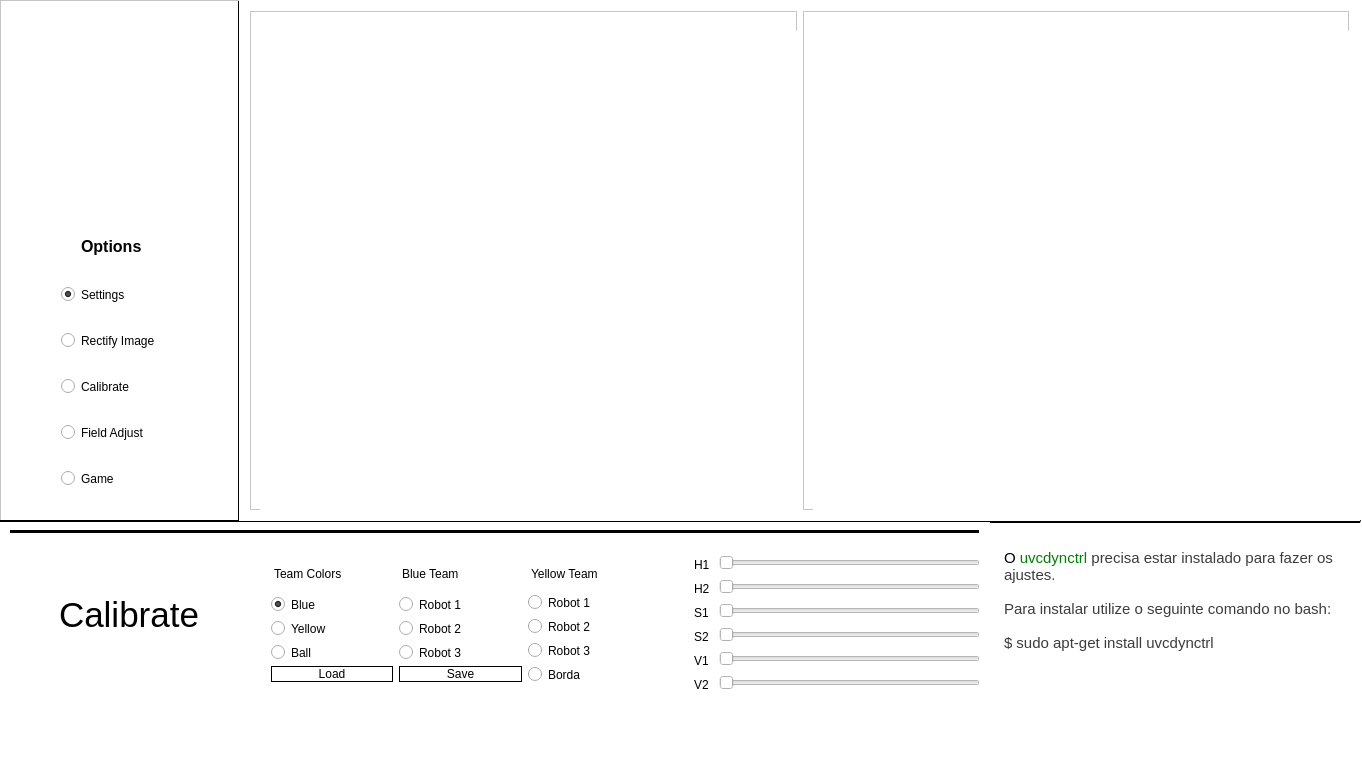
This is Interface/mainwindow.ui in psenna/RobokVSS_A as Qt 5 draws it before an edit. The edited form follows.
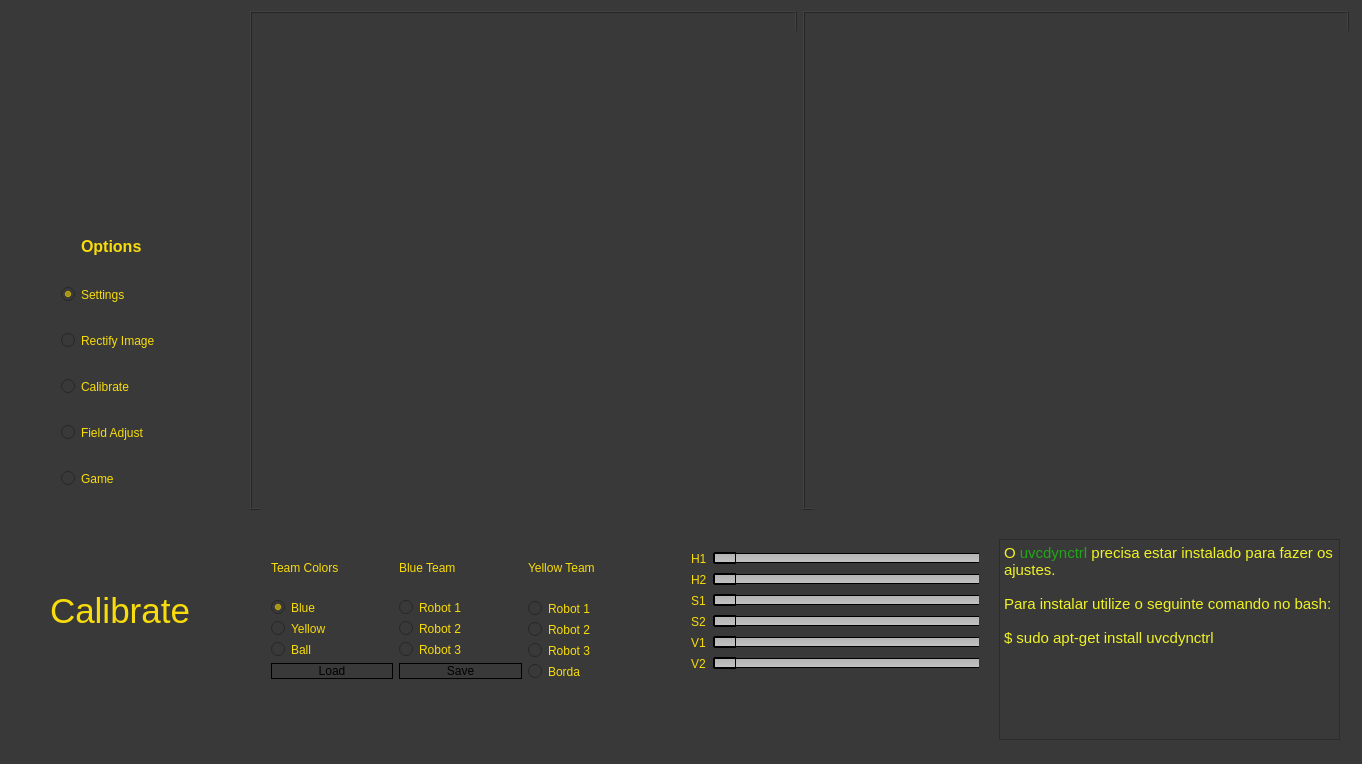
This is the edited form. The open tabs and pages were chosen to show the change. Icons and pictures are not drawn.

Commit message: Nova interface.

Diff of the .ui file:
```diff
--- a/Interface/mainwindow.ui
+++ b/Interface/mainwindow.ui
@@ -15,7 +15,7 @@
   </property>
   <widget class="QWidget" name="centralWidget">
    <property name="styleSheet">
-    <string notr="true">background-color: rgb(255, 255, 255);</string>
+    <string notr="true">background-color: #393939</string>
    </property>
    <widget class="QFrame" name="frame">
     <property name="geometry">
@@ -27,15 +27,13 @@
      </rect>
     </property>
     <property name="styleSheet">
-     <string notr="true">background-color: rgb(255, 255, 255);
-border-right-color: rgb(0, 0, 0);
-border-right: 3px solid black;</string>
+     <string notr="true">background-color: #393939;</string>
     </property>
     <property name="frameShape">
-     <enum>QFrame::StyledPanel</enum>
+     <enum>QFrame::NoFrame</enum>
     </property>
     <property name="frameShadow">
-     <enum>QFrame::Raised</enum>
+     <enum>QFrame::Sunken</enum>
     </property>
     <property name="lineWidth">
      <number>1</number>
@@ -50,7 +48,7 @@
       </rect>
      </property>
      <property name="styleSheet">
-      <string notr="true">background-color: rgb(255, 255, 255);
+      <string notr="true">background-color: #393939;
 border-right: white</string>
      </property>
      <layout class="QVBoxLayout" name="verticalLayout">
@@ -81,6 +79,9 @@
             <bold>true</bold>
            </font>
           </property>
+          <property name="styleSheet">
+           <string notr="true">color: #f8dc0b;</string>
+          </property>
           <property name="text">
            <string>Options</string>
           </property>
@@ -125,6 +126,9 @@
         <property name="enabled">
          <bool>true</bool>
         </property>
+        <property name="styleSheet">
+         <string notr="true">color: #f8dc0b;</string>
+        </property>
         <property name="text">
          <string>Settings</string>
         </property>
@@ -151,6 +155,9 @@
       </item>
       <item>
        <widget class="QRadioButton" name="rBtnRectifyImage">
+        <property name="styleSheet">
+         <string notr="true">color: #f8dc0b;</string>
+        </property>
         <property name="text">
          <string>Rectify Image</string>
         </property>
@@ -174,6 +181,9 @@
       </item>
       <item>
        <widget class="QRadioButton" name="rBtnCalibrate">
+        <property name="styleSheet">
+         <string notr="true">color: #f8dc0b;</string>
+        </property>
         <property name="text">
          <string>Calibrate</string>
         </property>
@@ -197,6 +207,9 @@
       </item>
       <item>
        <widget class="QRadioButton" name="rBtnFieldAdjust">
+        <property name="styleSheet">
+         <string notr="true">color: #f8dc0b;</string>
+        </property>
         <property name="text">
          <string>Field Adjust</string>
         </property>
@@ -220,6 +233,9 @@
       </item>
       <item>
        <widget class="QRadioButton" name="rBtnGame">
+        <property name="styleSheet">
+         <string notr="true">color: #f8dc0b;</string>
+        </property>
         <property name="text">
          <string>Game</string>
         </property>
@@ -237,8 +253,7 @@
       </rect>
      </property>
      <property name="styleSheet">
-      <string notr="true">background-image: url(:/resources/robokLogo.png);
-border-right: white</string>
+      <string notr="true">background-image: url(:/resources/robok.png);</string>
      </property>
     </widget>
    </widget>
@@ -252,11 +267,10 @@
      </rect>
     </property>
     <property name="styleSheet">
-     <string notr="true">background-color: rgb(255, 255, 255);
-border-top: 3px solid black;</string>
+     <string notr="true">background-color: #393939</string>
     </property>
     <property name="frameShape">
-     <enum>QFrame::StyledPanel</enum>
+     <enum>QFrame::NoFrame</enum>
     </property>
     <property name="frameShadow">
      <enum>QFrame::Raised</enum>
@@ -274,7 +288,8 @@
       <item>
        <widget class="QStackedWidget" name="stackedWidget">
         <property name="styleSheet">
-         <string notr="true">border-left: 2px rgb(0, 0, 0);</string>
+         <string notr="true">background-color: #393939;
+border-left: 2px rgb(0, 0, 0);</string>
         </property>
         <property name="currentIndex">
          <number>0</number>
@@ -840,7 +855,7 @@
         </widget>
         <widget class="QWidget" name="Calibrate">
          <property name="styleSheet">
-          <string notr="true">border-color: rgb(255, 255, 255);</string>
+          <string notr="true">border-color: #393939</string>
          </property>
          <widget class="QLabel" name="label_6">
           <property name="geometry">
@@ -856,6 +871,9 @@
             <pointsize>26</pointsize>
            </font>
           </property>
+          <property name="styleSheet">
+           <string notr="true">color: #f8dc0b;</string>
+          </property>
           <property name="text">
            <string>Calibrate</string>
           </property>
@@ -874,6 +892,9 @@
             <layout class="QVBoxLayout" name="verticalLayout_3">
              <item alignment="Qt::AlignLeft|Qt::AlignTop">
               <widget class="QLabel" name="label_10">
+               <property name="styleSheet">
+                <string notr="true">color: #f8dc0b;</string>
+               </property>
                <property name="text">
                 <string>Team Colors</string>
                </property>
@@ -881,6 +902,9 @@
              </item>
              <item>
               <widget class="QRadioButton" name="radioButton_6">
+               <property name="styleSheet">
+                <string notr="true">color: #f8dc0b;</string>
+               </property>
                <property name="text">
                 <string>Blue</string>
                </property>
@@ -891,6 +915,9 @@
              </item>
              <item>
               <widget class="QRadioButton" name="radioButton_7">
+               <property name="styleSheet">
+                <string notr="true">color: #f8dc0b;</string>
+               </property>
                <property name="text">
                 <string>Yellow</string>
                </property>
@@ -898,6 +925,9 @@
              </item>
              <item>
               <widget class="QRadioButton" name="radioButtonBall">
+               <property name="styleSheet">
+                <string notr="true">color: #f8dc0b;</string>
+               </property>
                <property name="text">
                 <string>Ball</string>
                </property>
@@ -943,6 +973,9 @@
              </property>
              <item alignment="Qt::AlignTop">
               <widget class="QLabel" name="label_12">
+               <property name="styleSheet">
+                <string notr="true">color: #f8dc0b;</string>
+               </property>
                <property name="text">
                 <string>Blue Team</string>
                </property>
@@ -950,6 +983,9 @@
              </item>
              <item>
               <widget class="QRadioButton" name="radioButton_8">
+               <property name="styleSheet">
+                <string notr="true">color: #f8dc0b;</string>
+               </property>
                <property name="text">
                 <string>Robot 1</string>
                </property>
@@ -957,6 +993,9 @@
              </item>
              <item>
               <widget class="QRadioButton" name="radioButton_9">
+               <property name="styleSheet">
+                <string notr="true">color: #f8dc0b;</string>
+               </property>
                <property name="text">
                 <string>Robot 2</string>
                </property>
@@ -964,6 +1003,9 @@
              </item>
              <item>
               <widget class="QRadioButton" name="radioButton_10">
+               <property name="styleSheet">
+                <string notr="true">color: #f8dc0b;</string>
+               </property>
                <property name="text">
                 <string>Robot 3</string>
                </property>
@@ -1006,6 +1048,9 @@
             <layout class="QVBoxLayout" name="verticalLayout_5">
              <item alignment="Qt::AlignTop">
               <widget class="QLabel" name="label_19">
+               <property name="styleSheet">
+                <string notr="true">color: #f8dc0b;</string>
+               </property>
                <property name="text">
                 <string>Yellow Team</string>
                </property>
@@ -1013,6 +1058,9 @@
              </item>
              <item>
               <widget class="QRadioButton" name="radioButton_11">
+               <property name="styleSheet">
+                <string notr="true">color: #f8dc0b;</string>
+               </property>
                <property name="text">
                 <string>Robot 1</string>
                </property>
@@ -1020,6 +1068,9 @@
              </item>
              <item>
               <widget class="QRadioButton" name="radioButton_12">
+               <property name="styleSheet">
+                <string notr="true">color: #f8dc0b;</string>
+               </property>
                <property name="text">
                 <string>Robot 2</string>
                </property>
@@ -1027,6 +1078,9 @@
              </item>
              <item>
               <widget class="QRadioButton" name="radioButton_13">
+               <property name="styleSheet">
+                <string notr="true">color: #f8dc0b;</string>
+               </property>
                <property name="text">
                 <string>Robot 3</string>
                </property>
@@ -1034,6 +1088,9 @@
              </item>
              <item>
               <widget class="QRadioButton" name="radioButtonBorda">
+               <property name="styleSheet">
+                <string notr="true">color: #f8dc0b;</string>
+               </property>
                <property name="text">
                 <string>Borda</string>
                </property>
@@ -1055,6 +1112,9 @@
           <layout class="QFormLayout" name="formLayout">
            <item row="0" column="0">
             <widget class="QLabel" name="label_27">
+             <property name="styleSheet">
+              <string notr="true">color: #f8dc0b;</string>
+             </property>
              <property name="text">
               <string>H1</string>
              </property>
@@ -1062,6 +1122,23 @@
            </item>
            <item row="0" column="1">
             <widget class="QSlider" name="horizontalSliderh1">
+             <property name="styleSheet">
+              <string notr="true">QSlider::groove:horizontal {
+    border: 1px solid black;
+    height: 8px; /* the groove expands to the size of the slider by default. by giving it a height, it has a fixed size */
+    background: qlineargradient(x1:0, y1:0, x2:0, y2:1, stop:0 #B1B1B1, stop:1 #c4c4c4);
+    margin: 2px 0;
+}
+
+QSlider::handle:horizontal {
+    background-color: qlineargradient(x1: 0, y1: 0, x2: 0, y2: 1,
+                                      stop: 0 #FFD452, stop: 1 yellow);
+    border: 1px solid black;
+    width: 20px;
+    margin: -2px 0; /* handle is placed by default on the contents rect of the groove. Expand outside the groove */
+    border-radius: 0px;
+}</string>
+             </property>
              <property name="maximum">
               <number>180</number>
              </property>
@@ -1072,6 +1149,9 @@
            </item>
            <item row="1" column="0">
             <widget class="QLabel" name="label_28">
+             <property name="styleSheet">
+              <string notr="true">color: #f8dc0b;</string>
+             </property>
              <property name="text">
               <string>H2</string>
              </property>
@@ -1079,6 +1159,23 @@
            </item>
            <item row="1" column="1">
             <widget class="QSlider" name="horizontalSliderh2">
+             <property name="styleSheet">
+              <string notr="true">QSlider::groove:horizontal {
+    border: 1px solid black;
+    height: 8px; /* the groove expands to the size of the slider by default. by giving it a height, it has a fixed size */
+    background: qlineargradient(x1:0, y1:0, x2:0, y2:1, stop:0 #B1B1B1, stop:1 #c4c4c4);
+    margin: 2px 0;
+}
+
+QSlider::handle:horizontal {
+    background-color: qlineargradient(x1: 0, y1: 0, x2: 0, y2: 1,
+                                      stop: 0 #FFD452, stop: 1 yellow);
+    border: 1px solid black;
+    width: 20px;
+    margin: -2px 0; /* handle is placed by default on the contents rect of the groove. Expand outside the groove */
+    border-radius: 0px;
+}</string>
+             </property>
              <property name="maximum">
               <number>180</number>
              </property>
@@ -1089,6 +1186,9 @@
            </item>
            <item row="2" column="0">
             <widget class="QLabel" name="label_29">
+             <property name="styleSheet">
+              <string notr="true">color: #f8dc0b;</string>
+             </property>
              <property name="text">
               <string>S1</string>
              </property>
@@ -1096,6 +1196,9 @@
            </item>
            <item row="3" column="0">
             <widget class="QLabel" name="label_30">
+             <property name="styleSheet">
+              <string notr="true">color: #f8dc0b;</string>
+             </property>
              <property name="text">
               <string>S2</string>
              </property>
@@ -1103,6 +1206,9 @@
            </item>
            <item row="4" column="0">
             <widget class="QLabel" name="label_31">
+             <property name="styleSheet">
+              <string notr="true">color: #f8dc0b;</string>
+             </property>
              <property name="text">
               <string>V1</string>
              </property>
@@ -1110,6 +1216,9 @@
            </item>
            <item row="5" column="0">
             <widget class="QLabel" name="label_32">
+             <property name="styleSheet">
+              <string notr="true">color: #f8dc0b;</string>
+             </property>
              <property name="text">
               <string>V2</string>
              </property>
@@ -1117,6 +1226,23 @@
            </item>
            <item row="2" column="1">
             <widget class="QSlider" name="horizontalSliders1">
+             <property name="styleSheet">
+              <string notr="true">QSlider::groove:horizontal {
+    border: 1px solid black;
+    height: 8px; /* the groove expands to the size of the slider by default. by giving it a height, it has a fixed size */
+    background: qlineargradient(x1:0, y1:0, x2:0, y2:1, stop:0 #B1B1B1, stop:1 #c4c4c4);
+    margin: 2px 0;
+}
+
+QSlider::handle:horizontal {
+    background-color: qlineargradient(x1: 0, y1: 0, x2: 0, y2: 1,
+                                      stop: 0 #FFD452, stop: 1 yellow);
+    border: 1px solid black;
+    width: 20px;
+    margin: -2px 0; /* handle is placed by default on the contents rect of the groove. Expand outside the groove */
+    border-radius: 0px;
+}</string>
+             </property>
              <property name="maximum">
               <number>255</number>
              </property>
@@ -1127,6 +1253,23 @@
            </item>
            <item row="3" column="1">
             <widget class="QSlider" name="horizontalSliders2">
+             <property name="styleSheet">
+              <string notr="true">QSlider::groove:horizontal {
+    border: 1px solid black;
+    height: 8px; /* the groove expands to the size of the slider by default. by giving it a height, it has a fixed size */
+    background: qlineargradient(x1:0, y1:0, x2:0, y2:1, stop:0 #B1B1B1, stop:1 #c4c4c4);
+    margin: 2px 0;
+}
+
+QSlider::handle:horizontal {
+    background-color: qlineargradient(x1: 0, y1: 0, x2: 0, y2: 1,
+                                      stop: 0 #FFD452, stop: 1 yellow);
+    border: 1px solid black;
+    width: 20px;
+    margin: -2px 0; /* handle is placed by default on the contents rect of the groove. Expand outside the groove */
+    border-radius: 0px;
+}</string>
+             </property>
              <property name="maximum">
               <number>255</number>
              </property>
@@ -1137,6 +1280,23 @@
            </item>
            <item row="4" column="1">
             <widget class="QSlider" name="horizontalSliderv1">
+             <property name="styleSheet">
+              <string notr="true">QSlider::groove:horizontal {
+    border: 1px solid black;
+    height: 8px; /* the groove expands to the size of the slider by default. by giving it a height, it has a fixed size */
+    background: qlineargradient(x1:0, y1:0, x2:0, y2:1, stop:0 #B1B1B1, stop:1 #c4c4c4);
+    margin: 2px 0;
+}
+
+QSlider::handle:horizontal {
+    background-color: qlineargradient(x1: 0, y1: 0, x2: 0, y2: 1,
+                                      stop: 0 #FFD452, stop: 1 yellow);
+    border: 1px solid black;
+    width: 20px;
+    margin: -2px 0; /* handle is placed by default on the contents rect of the groove. Expand outside the groove */
+    border-radius: 0px;
+}</string>
+             </property>
              <property name="maximum">
               <number>255</number>
              </property>
@@ -1147,6 +1307,23 @@
            </item>
            <item row="5" column="1">
             <widget class="QSlider" name="horizontalSliderv2">
+             <property name="styleSheet">
+              <string notr="true">QSlider::groove:horizontal {
+    border: 1px solid black;
+    height: 8px; /* the groove expands to the size of the slider by default. by giving it a height, it has a fixed size */
+    background: qlineargradient(x1:0, y1:0, x2:0, y2:1, stop:0 #B1B1B1, stop:1 #c4c4c4);
+    margin: 2px 0;
+}
+
+QSlider::handle:horizontal {
+    background-color: qlineargradient(x1: 0, y1: 0, x2: 0, y2: 1,
+                                      stop: 0 #FFD452, stop: 1 yellow);
+    border: 1px solid black;
+    width: 20px;
+    margin: -2px 0; /* handle is placed by default on the contents rect of the groove. Expand outside the groove */
+    border-radius: 0px;
+}</string>
+             </property>
              <property name="maximum">
               <number>255</number>
              </property>
@@ -1816,9 +1993,10 @@
       </rect>
      </property>
      <property name="styleSheet">
-      <string notr="true">background-color: rgb(255, 255, 255);
+      <string notr="true">background-color: #393939;
 border-top-color: rgb(0, 0, 0);
-border-color: rgb(255, 255, 255);</string>
+border-color: #393939;
+</string>
      </property>
      <property name="currentIndex">
       <number>0</number>
@@ -1837,8 +2015,8 @@
         <string>&lt;!DOCTYPE HTML PUBLIC &quot;-//W3C//DTD HTML 4.0//EN&quot; &quot;http://www.w3.org/TR/REC-html40/strict.dtd&quot;&gt;
 &lt;html&gt;&lt;head&gt;&lt;meta name=&quot;qrichtext&quot; content=&quot;1&quot; /&gt;&lt;style type=&quot;text/css&quot;&gt;
 p, li { white-space: pre-wrap; }
-&lt;/style&gt;&lt;/head&gt;&lt;body style=&quot; font-family:'Ubuntu'; font-size:11pt; font-weight:400; font-style:normal;&quot;&gt;
-&lt;p style=&quot; margin-top:0px; margin-bottom:0px; margin-left:0px; margin-right:0px; -qt-block-indent:0; text-indent:0px;&quot;&gt;O &lt;span style=&quot; color:#008000;&quot;&gt;uvcdynctrl &lt;/span&gt;&lt;span style=&quot; color:#3c3c3c;&quot;&gt;precisa estar instalado para fazer os ajustes.&lt;br /&gt;&lt;br /&gt;Para instalar utilize o seguinte comando no bash:&lt;br /&gt;&lt;br /&gt;$ sudo apt-get install uvcdynctrl&lt;/span&gt;&lt;/p&gt;&lt;/body&gt;&lt;/html&gt;</string>
+&lt;/style&gt;&lt;/head&gt;&lt;body style=&quot; font-family:'Droid Sans'; font-size:9.7002pt; font-weight:400; font-style:normal;&quot;&gt;
+&lt;p style=&quot; margin-top:0px; margin-bottom:0px; margin-left:0px; margin-right:0px; -qt-block-indent:0; text-indent:0px;&quot;&gt;&lt;span style=&quot; font-family:'Ubuntu'; font-size:11pt; color:#f0f324;&quot;&gt;O &lt;/span&gt;&lt;span style=&quot; font-family:'Ubuntu'; font-size:11pt; color:#22a617;&quot;&gt;uvcdynctrl&lt;/span&gt;&lt;span style=&quot; font-family:'Ubuntu'; font-size:11pt; color:#f0f324;&quot;&gt; precisa estar instalado para fazer os ajustes.&lt;br /&gt;&lt;br /&gt;Para instalar utilize o seguinte comando no bash:&lt;br /&gt;&lt;br /&gt;$ sudo apt-get install uvcdynctrl&lt;/span&gt;&lt;/p&gt;&lt;/body&gt;&lt;/html&gt;</string>
        </property>
       </widget>
      </widget>
@@ -1861,10 +2039,10 @@
      <item>
       <widget class="QFrame" name="frame_3">
        <property name="styleSheet">
-        <string notr="true">background-color: rgb(255, 255, 255);</string>
+        <string notr="true">background-color: #393939;</string>
        </property>
        <property name="frameShape">
-        <enum>QFrame::StyledPanel</enum>
+        <enum>QFrame::Box</enum>
        </property>
        <property name="frameShadow">
         <enum>QFrame::Raised</enum>
@@ -1887,10 +2065,11 @@
      <item>
       <widget class="QFrame" name="frame_4">
        <property name="styleSheet">
-        <string notr="true">background-color: rgb(255, 255, 255);</string>
+        <string notr="true">background-color: #393939;
+border-left: 2px rgb(0, 0, 0);</string>
        </property>
        <property name="frameShape">
-        <enum>QFrame::StyledPanel</enum>
+        <enum>QFrame::Box</enum>
        </property>
        <property name="frameShadow">
         <enum>QFrame::Raised</enum>
```
Left out of the diff: 475 changed lines with no effect on the pictures. The commit also changes 3 other files.
